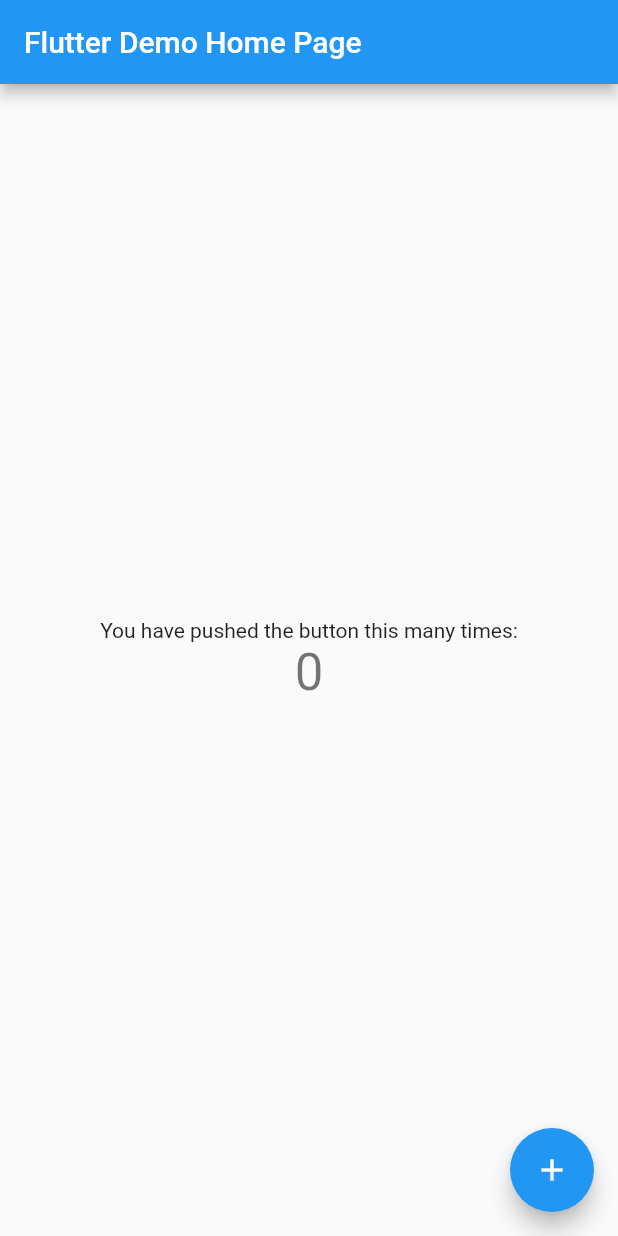
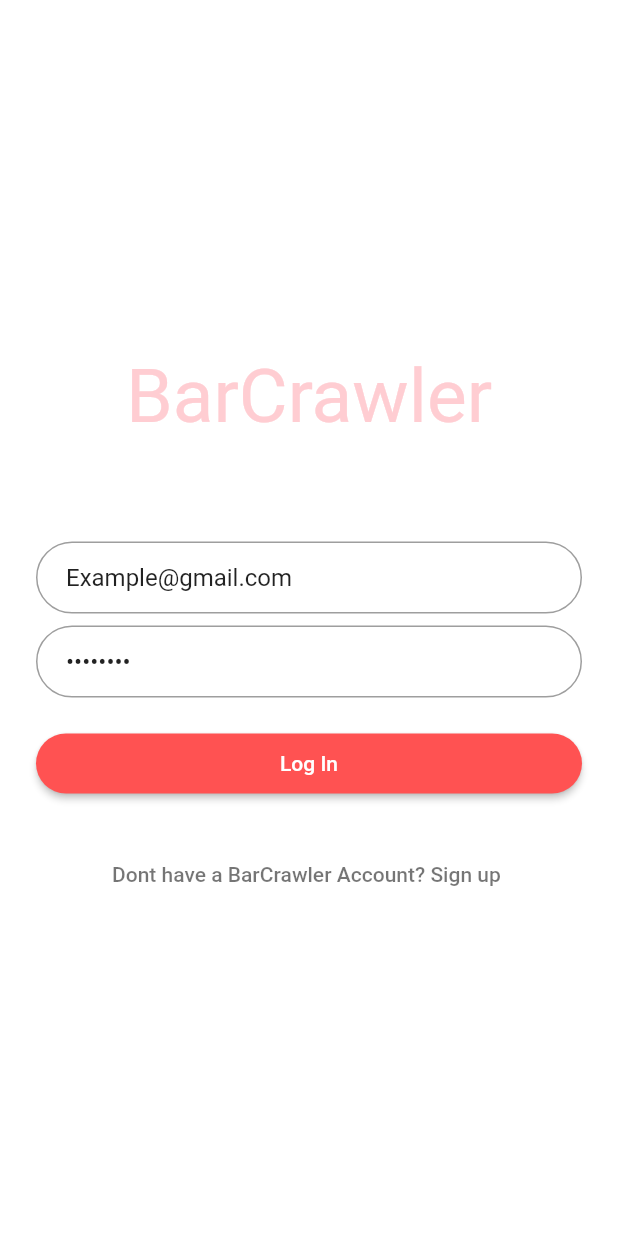
Before and after one commit to oliv3rbell/barcrawler3, a Flutter app: the screen it shows after launch, on a phone screen of 412 x 824 dp. Run offline on Flutter 3.47's test engine with Material 2 defaults, Android fonts, the phone set to English and light mode, and no system bars; Roboto replaces fonts that are missing (Nunito).

Commit message:
Login/Signup screens

```diff
--- /dev/null
+++ b/lib/Setup/login.dart
@@ -0,0 +1,94 @@
+import 'package:flutter/material.dart';
+import 'register.dart';
+
+class LoginPage extends StatefulWidget {
+  static String tag = 'LoginPage';
+  @override
+  _LoginPageState createState() => new _LoginPageState();
+}
+
+class _LoginPageState extends State<LoginPage> {
+  @override
+  Widget build(BuildContext context) {
+    final logo = Hero(
+      tag: 'hero',
+      child: CircleAvatar(
+        backgroundColor: Colors.transparent,
+        radius: 48.0,
+        //child: Image.asset('assets/logo.png'),
+        child: Text("BarCrawler",
+        style:TextStyle(
+          fontSize: 50.0,
+        )),
+      ),
+    );
+
+    final email = TextFormField(
+      keyboardType: TextInputType.emailAddress,
+      autofocus: false,
+      initialValue: 'Example@gmail.com',
+      decoration: InputDecoration(
+        hintText: 'Email',
+        contentPadding: EdgeInsets.fromLTRB(20.0, 10.0, 20.0, 10.0),
+        border: OutlineInputBorder(borderRadius: BorderRadius.circular(32.0)),
+      ),
+    );
+
+    final password = TextFormField(
+      autofocus: false,
+      initialValue: 'password',
+      obscureText: true,
+      decoration: InputDecoration(
+        hintText: 'Password',
+        contentPadding: EdgeInsets.fromLTRB(20.0, 10.0, 20.0, 10.0),
+        border: OutlineInputBorder(borderRadius: BorderRadius.circular(32.0)),
+      ),
+    );
+
+    final loginButton = Padding(
+      padding: EdgeInsets.symmetric(vertical: 16.0),
+      child: RaisedButton(
+        shape: RoundedRectangleBorder(
+          borderRadius: BorderRadius.circular(24),
+        ),
+        onPressed: () {
+          //Navigator.of(context).pushNamed(HomePage.tag);
+        },
+        padding: EdgeInsets.all(12),
+        color: Colors.redAccent,
+        child: Text('Log In', style: TextStyle(color: Colors.white)),
+      ),
+    );
+
+    final signUp = FlatButton(
+      child: Text(
+        'Dont have a BarCrawler Account? Sign up ',
+        style: TextStyle(color: Colors.black54),
+      ),
+      onPressed: () {
+        Navigator.of(context).pushNamed(Register.tag);
+      },
+    );
+
+    return Scaffold(
+      backgroundColor: Colors.white,
+      body: Center(
+        child: ListView(
+          shrinkWrap: true,
+          padding: EdgeInsets.only(left: 24.0, right: 24.0),
+          children: <Widget>[
+            logo,
+            SizedBox(height: 48.0),
+            email,
+            SizedBox(height: 8.0),
+            password,
+            SizedBox(height: 4.0),
+            loginButton,
+            SizedBox(height: 10.0),
+            signUp,
+          ],
+        ),
+      ),
+    );
+  }
+}
--- a/lib/main.dart
+++ b/lib/main.dart
@@ -1,111 +1,29 @@
 import 'package:flutter/material.dart';
+import 'Setup/login.dart';
+import 'Setup/register.dart';
+import 'ProfileStuff/home.dart';
 
 void main() => runApp(MyApp());
 
 class MyApp extends StatelessWidget {
-  // This widget is the root of your application.
+  final routes = <String, WidgetBuilder>{
+    LoginPage.tag: (context) => LoginPage(),
+    Register.tag: (context) => Register(),
+    HomePage.tag: (context) => HomePage(),
+
+  };
+
   @override
   Widget build(BuildContext context) {
     return MaterialApp(
-      title: 'Flutter Demo',
+      title: 'BarCrawler',
+      debugShowCheckedModeBanner: false,
       theme: ThemeData(
-        // This is the theme of your application.
-        //
-        // Try running your application with "flutter run". You'll see the
-        // application has a blue toolbar. Then, without quitting the app, try
-        // changing the primarySwatch below to Colors.green and then invoke
-        // "hot reload" (press "r" in the console where you ran "flutter run",
-        // or simply save your changes to "hot reload" in a Flutter IDE).
-        // Notice that the counter didn't reset back to zero; the application
-        // is not restarted.
-        primarySwatch: Colors.blue,
+        primarySwatch: Colors.red,
+        fontFamily: 'Nunito',
       ),
-      home: MyHomePage(title: 'Flutter Demo Home Page'),
+      home: LoginPage(),
+      routes: routes,
     );
   }
 }
-
-class MyHomePage extends StatefulWidget {
-  MyHomePage({Key key, this.title}) : super(key: key);
-
-  // This widget is the home page of your application. It is stateful, meaning
-  // that it has a State object (defined below) that contains fields that affect
-  // how it looks.
-
-  // This class is the configuration for the state. It holds the values (in this
-  // case the title) provided by the parent (in this case the App widget) and
-  // used by the build method of the State. Fields in a Widget subclass are
-  // always marked "final".
-
-  final String title;
-
-  @override
-  _MyHomePageState createState() => _MyHomePageState();
-}
-
-class _MyHomePageState extends State<MyHomePage> {
-  int _counter = 0;
-
-  void _incrementCounter() {
-    setState(() {
-      // This call to setState tells the Flutter framework that something has
-      // changed in this State, which causes it to rerun the build method below
-      // so that the display can reflect the updated values. If we changed
-      // _counter without calling setState(), then the build method would not be
-      // called again, and so nothing would appear to happen.
-      _counter++;
-    });
-  }
-
-  @override
-  Widget build(BuildContext context) {
-    // This method is rerun every time setState is called, for instance as done
-    // by the _incrementCounter method above.
-    //
-    // The Flutter framework has been optimized to make rerunning build methods
-    // fast, so that you can just rebuild anything that needs updating rather
-    // than having to individually change instances of widgets.
-    return Scaffold(
-      appBar: AppBar(
-        // Here we take the value from the MyHomePage object that was created by
-        // the App.build method, and use it to set our appbar title.
-        title: Text(widget.title),
-      ),
-      body: Center(
-        // Center is a layout widget. It takes a single child and positions it
-        // in the middle of the parent.
-        child: Column(
-          // Column is also layout widget. It takes a list of children and
-          // arranges them vertically. By default, it sizes itself to fit its
-          // children horizontally, and tries to be as tall as its parent.
-          //
-          // Invoke "debug painting" (press "p" in the console, choose the
-          // "Toggle Debug Paint" action from the Flutter Inspector in Android
-          // Studio, or the "Toggle Debug Paint" command in Visual Studio Code)
-          // to see the wireframe for each widget.
-          //
-          // Column has various properties to control how it sizes itself and
-          // how it positions its children. Here we use mainAxisAlignment to
-          // center the children vertically; the main axis here is the vertical
-          // axis because Columns are vertical (the cross axis would be
-          // horizontal).
-          mainAxisAlignment: MainAxisAlignment.center,
-          children: <Widget>[
-            Text(
-              'You have pushed the button this many times:',
-            ),
-            Text(
-              '$_counter',
-              style: Theme.of(context).textTheme.display1,
-            ),
-          ],
-        ),
-      ),
-      floatingActionButton: FloatingActionButton(
-        onPressed: _incrementCounter,
-        tooltip: 'Increment',
-        child: Icon(Icons.add),
-      ), // This trailing comma makes auto-formatting nicer for build methods.
-    );
-  }
-}
```
Also changed, not shown: lib/ProfileStuff/home.dart (added, +54 -0 lines), lib/Setup/register.dart (added, +114 -0 lines).
